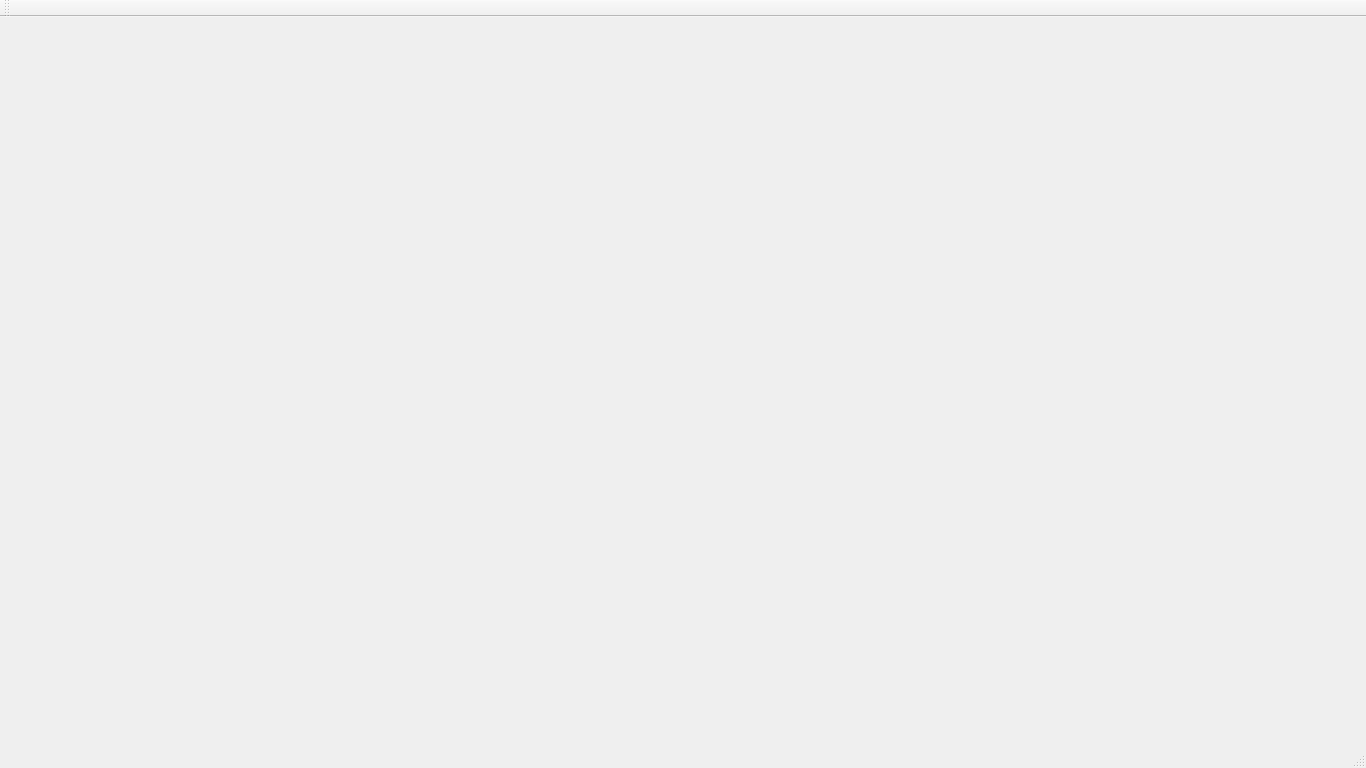
This is mainwindow.ui in Abbath/R as Qt 5 draws it before an edit. The edited form follows.
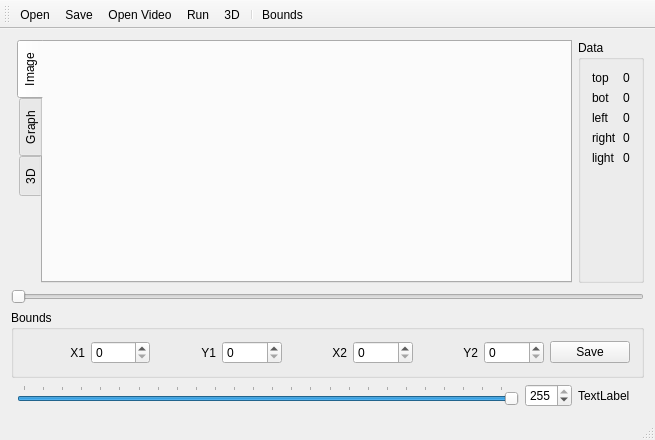
This is the edited form. Custom widgets are drawn as their Qt base class.

Diff of the .ui file:
```diff
--- a/mainwindow.ui
+++ b/mainwindow.ui
@@ -6,8 +6,8 @@
    <rect>
     <x>0</x>
     <y>0</y>
-    <width>1366</width>
-    <height>768</height>
+    <width>655</width>
+    <height>440</height>
    </rect>
   </property>
   <property name="sizePolicy">
@@ -19,7 +19,274 @@
   <property name="windowTitle">
    <string>MainWindow</string>
   </property>
-  <widget class="QWidget" name="centralWidget"/>
+  <widget class="QWidget" name="centralWidget">
+   <layout class="QGridLayout" name="gridLayout">
+    <item row="3" column="1">
+     <widget class="QSlider" name="horizontalSlider">
+      <property name="maximum">
+       <number>255</number>
+      </property>
+      <property name="value">
+       <number>255</number>
+      </property>
+      <property name="orientation">
+       <enum>Qt::Horizontal</enum>
+      </property>
+      <property name="invertedAppearance">
+       <bool>false</bool>
+      </property>
+      <property name="invertedControls">
+       <bool>false</bool>
+      </property>
+      <property name="tickPosition">
+       <enum>QSlider::TicksAbove</enum>
+      </property>
+      <property name="tickInterval">
+       <number>10</number>
+      </property>
+     </widget>
+    </item>
+    <item row="3" column="2">
+     <widget class="QSpinBox" name="spinBox">
+      <property name="maximum">
+       <number>255</number>
+      </property>
+      <property name="value">
+       <number>255</number>
+      </property>
+     </widget>
+    </item>
+    <item row="2" column="0" colspan="4">
+     <widget class="QGroupBox" name="groupBox">
+      <property name="sizePolicy">
+       <sizepolicy hsizetype="Preferred" vsizetype="Maximum">
+        <horstretch>0</horstretch>
+        <verstretch>0</verstretch>
+       </sizepolicy>
+      </property>
+      <property name="title">
+       <string>Bounds</string>
+      </property>
+      <layout class="QHBoxLayout" name="horizontalLayout_2">
+       <item>
+        <widget class="QLabel" name="label">
+         <property name="text">
+          <string>X1</string>
+         </property>
+         <property name="alignment">
+          <set>Qt::AlignRight|Qt::AlignTrailing|Qt::AlignVCenter</set>
+         </property>
+        </widget>
+       </item>
+       <item>
+        <widget class="QSpinBox" name="spinBox_2"/>
+       </item>
+       <item>
+        <widget class="QLabel" name="label_2">
+         <property name="text">
+          <string>Y1</string>
+         </property>
+         <property name="alignment">
+          <set>Qt::AlignRight|Qt::AlignTrailing|Qt::AlignVCenter</set>
+         </property>
+        </widget>
+       </item>
+       <item>
+        <widget class="QSpinBox" name="spinBox_3"/>
+       </item>
+       <item>
+        <widget class="QLabel" name="label_3">
+         <property name="text">
+          <string>X2</string>
+         </property>
+         <property name="alignment">
+          <set>Qt::AlignRight|Qt::AlignTrailing|Qt::AlignVCenter</set>
+         </property>
+        </widget>
+       </item>
+       <item>
+        <widget class="QSpinBox" name="spinBox_4"/>
+       </item>
+       <item>
+        <widget class="QLabel" name="label_4">
+         <property name="text">
+          <string>Y2</string>
+         </property>
+         <property name="alignment">
+          <set>Qt::AlignRight|Qt::AlignTrailing|Qt::AlignVCenter</set>
+         </property>
+        </widget>
+       </item>
+       <item>
+        <widget class="QSpinBox" name="spinBox_5">
+         <property name="sizePolicy">
+          <sizepolicy hsizetype="Minimum" vsizetype="Fixed">
+           <horstretch>0</horstretch>
+           <verstretch>0</verstretch>
+          </sizepolicy>
+         </property>
+        </widget>
+       </item>
+       <item>
+        <widget class="QPushButton" name="pushButton">
+         <property name="text">
+          <string>Save</string>
+         </property>
+        </widget>
+       </item>
+      </layout>
+     </widget>
+    </item>
+    <item row="3" column="3">
+     <widget class="QLabel" name="label_15">
+      <property name="text">
+       <string>TextLabel</string>
+      </property>
+     </widget>
+    </item>
+    <item row="1" column="0" colspan="4">
+     <widget class="QSlider" name="horizontalSlider_2">
+      <property name="enabled">
+       <bool>true</bool>
+      </property>
+      <property name="orientation">
+       <enum>Qt::Horizontal</enum>
+      </property>
+     </widget>
+    </item>
+    <item row="0" column="1" colspan="2">
+     <widget class="QTabWidget" name="tabWidget">
+      <property name="sizePolicy">
+       <sizepolicy hsizetype="Expanding" vsizetype="Expanding">
+        <horstretch>0</horstretch>
+        <verstretch>0</verstretch>
+       </sizepolicy>
+      </property>
+      <property name="tabPosition">
+       <enum>QTabWidget::West</enum>
+      </property>
+      <property name="currentIndex">
+       <number>0</number>
+      </property>
+      <widget class="QWidget" name="tab">
+       <attribute name="title">
+        <string>Image</string>
+       </attribute>
+       <layout class="QGridLayout" name="gridLayout_2">
+        <item row="0" column="0">
+         <widget class="ImageArea" name="widget" native="true"/>
+        </item>
+       </layout>
+      </widget>
+      <widget class="QWidget" name="tab_2">
+       <attribute name="title">
+        <string>Graph</string>
+       </attribute>
+       <layout class="QGridLayout" name="gridLayout_3">
+        <item row="0" column="0">
+         <widget class="QwtPlot" name="widget_2" native="true"/>
+        </item>
+       </layout>
+      </widget>
+      <widget class="QWidget" name="tab_3">
+       <attribute name="title">
+        <string>3D</string>
+       </attribute>
+       <layout class="QGridLayout" name="gridLayout_4">
+        <item row="0" column="0">
+         <widget class="MainWidget" name="widget_3" native="true"/>
+        </item>
+       </layout>
+      </widget>
+     </widget>
+    </item>
+    <item row="0" column="3">
+     <widget class="QGroupBox" name="groupBox_2">
+      <property name="sizePolicy">
+       <sizepolicy hsizetype="Fixed" vsizetype="Preferred">
+        <horstretch>0</horstretch>
+        <verstretch>0</verstretch>
+       </sizepolicy>
+      </property>
+      <property name="title">
+       <string>Data</string>
+      </property>
+      <layout class="QFormLayout" name="formLayout">
+       <item row="1" column="0">
+        <widget class="QLabel" name="label_6">
+         <property name="text">
+          <string>bot</string>
+         </property>
+        </widget>
+       </item>
+       <item row="0" column="0">
+        <widget class="QLabel" name="label_5">
+         <property name="text">
+          <string>top</string>
+         </property>
+        </widget>
+       </item>
+       <item row="0" column="1">
+        <widget class="QLabel" name="label_top">
+         <property name="text">
+          <string>0</string>
+         </property>
+        </widget>
+       </item>
+       <item row="1" column="1">
+        <widget class="QLabel" name="label_bot">
+         <property name="text">
+          <string>0</string>
+         </property>
+        </widget>
+       </item>
+       <item row="2" column="0">
+        <widget class="QLabel" name="label_9">
+         <property name="text">
+          <string>left</string>
+         </property>
+        </widget>
+       </item>
+       <item row="2" column="1">
+        <widget class="QLabel" name="label_left">
+         <property name="text">
+          <string>0</string>
+         </property>
+        </widget>
+       </item>
+       <item row="3" column="0">
+        <widget class="QLabel" name="label_11">
+         <property name="text">
+          <string>right</string>
+         </property>
+        </widget>
+       </item>
+       <item row="3" column="1">
+        <widget class="QLabel" name="label_right">
+         <property name="text">
+          <string>0</string>
+         </property>
+        </widget>
+       </item>
+       <item row="4" column="0">
+        <widget class="QLabel" name="label_13">
+         <property name="text">
+          <string>light</string>
+         </property>
+        </widget>
+       </item>
+       <item row="4" column="1">
+        <widget class="QLabel" name="label_light">
+         <property name="text">
+          <string>0</string>
+         </property>
+        </widget>
+       </item>
+      </layout>
+     </widget>
+    </item>
+   </layout>
+  </widget>
   <widget class="QMenuBar" name="menuBar">
    <property name="geometry">
     <rect>
@@ -37,10 +304,118 @@
    <attribute name="toolBarBreak">
     <bool>false</bool>
    </attribute>
+   <addaction name="actionOpen"/>
+   <addaction name="actionSave"/>
+   <addaction name="actionOpen_Video"/>
+   <addaction name="actionRun"/>
+   <addaction name="action3D"/>
+   <addaction name="separator"/>
+   <addaction name="actionSetup"/>
   </widget>
   <widget class="QStatusBar" name="statusBar"/>
+  <action name="actionOpen">
+   <property name="text">
+    <string>Open</string>
+   </property>
+   <property name="toolTip">
+    <string>Open Image</string>
+   </property>
+   <property name="shortcut">
+    <string>Ctrl+O</string>
+   </property>
+  </action>
+  <action name="action3D">
+   <property name="checkable">
+    <bool>true</bool>
+   </property>
+   <property name="text">
+    <string>3D</string>
+   </property>
+   <property name="toolTip">
+    <string>Isometric view</string>
+   </property>
+   <property name="shortcut">
+    <string>Ctrl+D</string>
+   </property>
+  </action>
+  <action name="actionSetup">
+   <property name="checkable">
+    <bool>true</bool>
+   </property>
+   <property name="text">
+    <string>Bounds</string>
+   </property>
+   <property name="toolTip">
+    <string>Set bounds</string>
+   </property>
+   <property name="shortcut">
+    <string>Ctrl+E</string>
+   </property>
+  </action>
+  <action name="actionSave_Bounds">
+   <property name="text">
+    <string>Save Bounds</string>
+   </property>
+   <property name="toolTip">
+    <string>Save Bounds</string>
+   </property>
+   <property name="shortcut">
+    <string>Ctrl+Shift+S</string>
+   </property>
+  </action>
+  <action name="actionOpen_Video">
+   <property name="text">
+    <string>Open Video</string>
+   </property>
+   <property name="toolTip">
+    <string>Open AVI</string>
+   </property>
+   <property name="shortcut">
+    <string>Ctrl+Shift+O</string>
+   </property>
+  </action>
+  <action name="actionRun">
+   <property name="text">
+    <string>Run</string>
+   </property>
+   <property name="toolTip">
+    <string>Process Video</string>
+   </property>
+   <property name="shortcut">
+    <string>Ctrl+R</string>
+   </property>
+  </action>
+  <action name="actionSave">
+   <property name="text">
+    <string>Save</string>
+   </property>
+  </action>
  </widget>
  <layoutdefault spacing="6" margin="11"/>
+ <customwidgets>
+  <customwidget>
+   <class>ImageArea</class>
+   <extends>QWidget</extends>
+   <header>imagearea.hpp</header>
+   <container>1</container>
+   <slots>
+    <signal>rectChanged(QRect)</signal>
+    <signal>graph(QVector)</signal>
+   </slots>
+  </customwidget>
+  <customwidget>
+   <class>QwtPlot</class>
+   <extends>QWidget</extends>
+   <header>qwt_plot.h</header>
+   <container>1</container>
+  </customwidget>
+  <customwidget>
+   <class>MainWidget</class>
+   <extends>QWidget</extends>
+   <header>mainwidget.hpp</header>
+   <container>1</container>
+  </customwidget>
+ </customwidgets>
  <resources/>
  <connections/>
 </ui>
```
Left out of the diff: 59 changed lines with no effect on the pictures.
